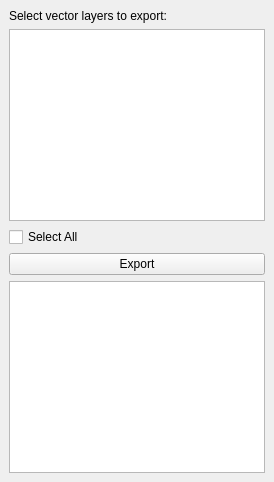
The window that vector_csv_exporter_plugin/dock_widget.ui (elwilkening/vector-csv-exporter) describes before a commit, drawn with Qt 5.
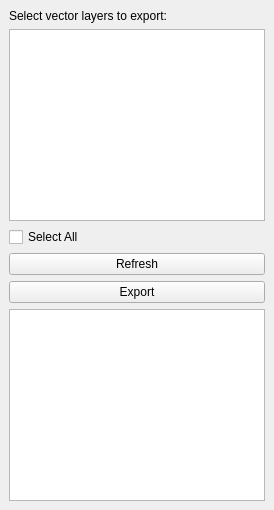
The same window after the commit.

Commit message: added refresh button to the dock widget to allow users to refresh the data displayed in the widget without having to close and reopen it. This improves usability and provides a more seamless experience when working with the plugin.

Patch:
```diff
--- a/vector_csv_exporter_plugin/dock_widget.ui
+++ b/vector_csv_exporter_plugin/dock_widget.ui
@@ -24,6 +24,13 @@
       </property>
      </widget>
     </item>
+    <item>
+     <widget class="QPushButton" name="refresh_button">
+      <property name="text">
+       <string>Refresh</string>
+      </property>
+     </widget>
+    </item>
     <item>
      <widget class="QPushButton" name="export_button">
       <property name="text">
```
The commit also changes 1 other file.
